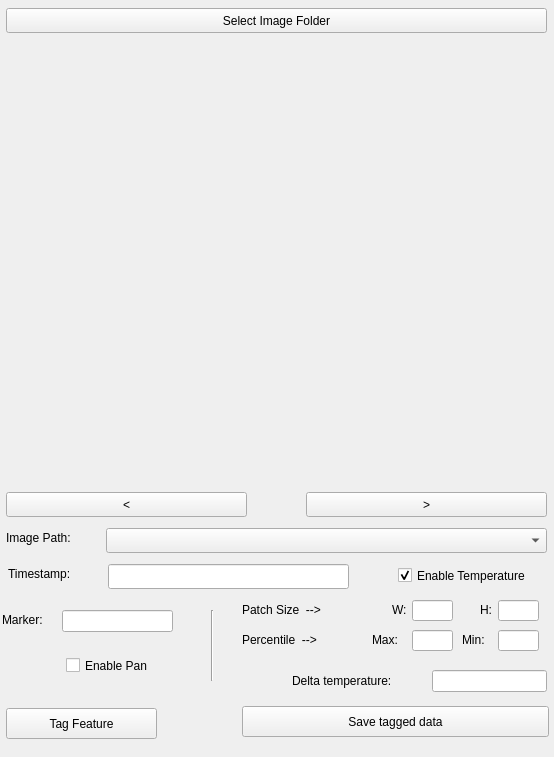
First picture: the form in windows/thermliteQc.ui, repository sensehawk/qgis_plugin, before the edit.
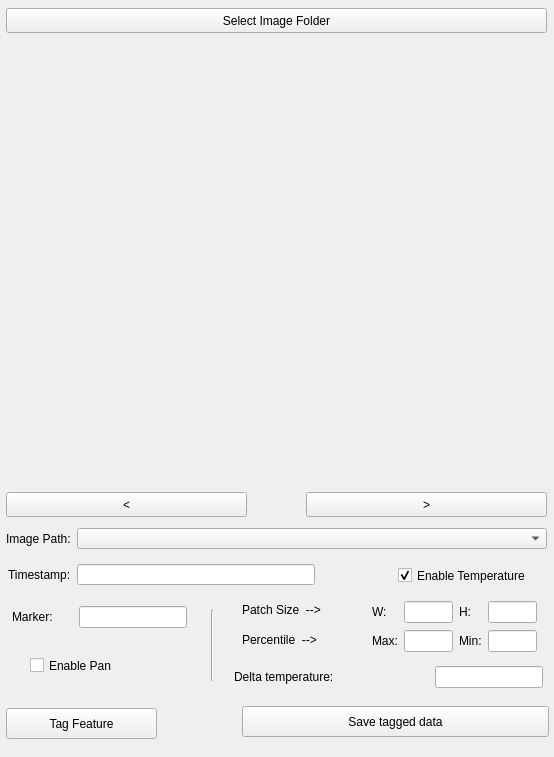
Second picture: the form after the edit.

Commit message: Assigned widgets shortcut to navigate the images and minor shortcut change

Patch:
```diff
--- a/windows/thermliteQc.ui
+++ b/windows/thermliteQc.ui
@@ -19,100 +19,6 @@
   <property name="windowTitle">
    <string>Form</string>
   </property>
-  <widget class="QLineEdit" name="marker_info">
-   <property name="geometry">
-    <rect>
-     <x>62</x>
-     <y>610</y>
-     <width>111</width>
-     <height>22</height>
-    </rect>
-   </property>
-   <property name="sizePolicy">
-    <sizepolicy hsizetype="Minimum" vsizetype="Fixed">
-     <horstretch>0</horstretch>
-     <verstretch>0</verstretch>
-    </sizepolicy>
-   </property>
-   <property name="readOnly">
-    <bool>true</bool>
-   </property>
-  </widget>
-  <widget class="QLineEdit" name="temp_patch_x">
-   <property name="geometry">
-    <rect>
-     <x>412</x>
-     <y>600</y>
-     <width>41</width>
-     <height>21</height>
-    </rect>
-   </property>
-  </widget>
-  <widget class="QLabel" name="patch_y">
-   <property name="geometry">
-    <rect>
-     <x>480</x>
-     <y>600</y>
-     <width>16</width>
-     <height>20</height>
-    </rect>
-   </property>
-   <property name="text">
-    <string>H:</string>
-   </property>
-  </widget>
-  <widget class="QLineEdit" name="temp_patch_y">
-   <property name="geometry">
-    <rect>
-     <x>498</x>
-     <y>600</y>
-     <width>41</width>
-     <height>21</height>
-    </rect>
-   </property>
-  </widget>
-  <widget class="QLineEdit" name="delta_temp">
-   <property name="geometry">
-    <rect>
-     <x>432</x>
-     <y>670</y>
-     <width>115</width>
-     <height>22</height>
-    </rect>
-   </property>
-   <property name="sizePolicy">
-    <sizepolicy hsizetype="Minimum" vsizetype="Fixed">
-     <horstretch>0</horstretch>
-     <verstretch>0</verstretch>
-    </sizepolicy>
-   </property>
-   <property name="readOnly">
-    <bool>true</bool>
-   </property>
-  </widget>
-  <widget class="QLineEdit" name="max_percentile">
-   <property name="geometry">
-    <rect>
-     <x>412</x>
-     <y>630</y>
-     <width>41</width>
-     <height>21</height>
-    </rect>
-   </property>
-  </widget>
-  <widget class="QLabel" name="max_percentile_text">
-   <property name="geometry">
-    <rect>
-     <x>372</x>
-     <y>630</y>
-     <width>31</width>
-     <height>20</height>
-    </rect>
-   </property>
-   <property name="text">
-    <string>Max:</string>
-   </property>
-  </widget>
   <widget class="QPushButton" name="save_tagged_data">
    <property name="geometry">
     <rect>
@@ -132,19 +38,6 @@
     <string>Save tagged data</string>
    </property>
   </widget>
-  <widget class="QLabel" name="marker_txt">
-   <property name="geometry">
-    <rect>
-     <x>2</x>
-     <y>610</y>
-     <width>51</width>
-     <height>20</height>
-    </rect>
-   </property>
-   <property name="text">
-    <string>Marker:</string>
-   </property>
-  </widget>
   <widget class="QLabel" name="temp_patch_txt">
    <property name="geometry">
     <rect>
@@ -180,9 +73,9 @@
   <widget class="QCheckBox" name="pan_toggle">
    <property name="geometry">
     <rect>
-     <x>66</x>
+     <x>30</x>
      <y>654</y>
-     <width>91</width>
+     <width>127</width>
      <height>23</height>
     </rect>
    </property>
@@ -206,29 +99,6 @@
     <bool>true</bool>
    </property>
   </widget>
-  <widget class="QLabel" name="temp_txt">
-   <property name="geometry">
-    <rect>
-     <x>292</x>
-     <y>660</y>
-     <width>131</width>
-     <height>41</height>
-    </rect>
-   </property>
-   <property name="text">
-    <string>Delta temperature:</string>
-   </property>
-  </widget>
-  <widget class="QLineEdit" name="min_percentile">
-   <property name="geometry">
-    <rect>
-     <x>498</x>
-     <y>630</y>
-     <width>41</width>
-     <height>21</height>
-    </rect>
-   </property>
-  </widget>
   <widget class="QLabel" name="percentile_text">
    <property name="geometry">
     <rect>
@@ -261,22 +131,6 @@
     <string>Tag Feature</string>
    </property>
   </widget>
-  <widget class="QComboBox" name="current_loaded_img">
-   <property name="geometry">
-    <rect>
-     <x>106</x>
-     <y>528</y>
-     <width>441</width>
-     <height>25</height>
-    </rect>
-   </property>
-   <property name="sizePolicy">
-    <sizepolicy hsizetype="Minimum" vsizetype="Fixed">
-     <horstretch>0</horstretch>
-     <verstretch>0</verstretch>
-    </sizepolicy>
-   </property>
-  </widget>
   <widget class="QWidget" name="verticalLayoutWidget">
    <property name="geometry">
     <rect>
@@ -301,19 +155,6 @@
     <enum>Qt::Vertical</enum>
    </property>
   </widget>
-  <widget class="QLabel" name="timestamp_label">
-   <property name="geometry">
-    <rect>
-     <x>8</x>
-     <y>564</y>
-     <width>81</width>
-     <height>20</height>
-    </rect>
-   </property>
-   <property name="text">
-    <string>Timestamp:</string>
-   </property>
-  </widget>
   <widget class="QPushButton" name="folder_path">
    <property name="geometry">
     <rect>
@@ -327,19 +168,6 @@
     <string>Select Image Folder</string>
    </property>
   </widget>
-  <widget class="QLabel" name="patch_x">
-   <property name="geometry">
-    <rect>
-     <x>392</x>
-     <y>600</y>
-     <width>16</width>
-     <height>20</height>
-    </rect>
-   </property>
-   <property name="text">
-    <string>W:</string>
-   </property>
-  </widget>
   <widget class="QPushButton" name="previous_img">
    <property name="geometry">
     <rect>
@@ -359,50 +187,208 @@
     <string>&lt;</string>
    </property>
   </widget>
-  <widget class="QLineEdit" name="timestamp">
+  <widget class="QWidget" name="layoutWidget">
    <property name="geometry">
     <rect>
-     <x>108</x>
-     <y>564</y>
-     <width>241</width>
-     <height>25</height>
+     <x>372</x>
+     <y>600</y>
+     <width>165</width>
+     <height>55</height>
     </rect>
    </property>
-   <property name="sizePolicy">
-    <sizepolicy hsizetype="Minimum" vsizetype="Fixed">
-     <horstretch>0</horstretch>
-     <verstretch>0</verstretch>
-    </sizepolicy>
-   </property>
-   <property name="readOnly">
-    <bool>true</bool>
-   </property>
+   <layout class="QGridLayout" name="gridLayout">
+    <item row="0" column="0">
+     <widget class="QLabel" name="patch_x">
+      <property name="text">
+       <string>W:</string>
+      </property>
+     </widget>
+    </item>
+    <item row="0" column="1">
+     <widget class="QLineEdit" name="temp_patch_x"/>
+    </item>
+    <item row="0" column="2">
+     <widget class="QLabel" name="patch_y">
+      <property name="text">
+       <string>H:</string>
+      </property>
+     </widget>
+    </item>
+    <item row="0" column="3">
+     <widget class="QLineEdit" name="temp_patch_y"/>
+    </item>
+    <item row="1" column="0">
+     <widget class="QLabel" name="max_percentile_text">
+      <property name="text">
+       <string>Max:</string>
+      </property>
+     </widget>
+    </item>
+    <item row="1" column="1">
+     <widget class="QLineEdit" name="max_percentile"/>
+    </item>
+    <item row="1" column="2">
+     <widget class="QLabel" name="min_percentile_text">
+      <property name="text">
+       <string>Min:</string>
+      </property>
+     </widget>
+    </item>
+    <item row="1" column="3">
+     <widget class="QLineEdit" name="min_percentile"/>
+    </item>
+   </layout>
   </widget>
-  <widget class="QLabel" name="min_percentile_text">
+  <widget class="QWidget" name="layoutWidget">
    <property name="geometry">
     <rect>
-     <x>462</x>
-     <y>630</y>
-     <width>31</width>
-     <height>20</height>
+     <x>234</x>
+     <y>666</y>
+     <width>309</width>
+     <height>22</height>
     </rect>
    </property>
-   <property name="text">
-    <string>Min:</string>
-   </property>
+   <layout class="QGridLayout" name="gridLayout_2">
+    <item row="0" column="1">
+     <spacer name="horizontalSpacer">
+      <property name="orientation">
+       <enum>Qt::Horizontal</enum>
+      </property>
+      <property name="sizeHint" stdset="0">
+       <size>
+        <width>88</width>
+        <height>20</height>
+       </size>
+      </property>
+     </spacer>
+    </item>
+    <item row="0" column="0">
+     <widget class="QLabel" name="temp_txt">
+      <property name="text">
+       <string>Delta temperature:</string>
+      </property>
+     </widget>
+    </item>
+    <item row="0" column="2">
+     <widget class="QLineEdit" name="delta_temp">
+      <property name="sizePolicy">
+       <sizepolicy hsizetype="Minimum" vsizetype="Fixed">
+        <horstretch>0</horstretch>
+        <verstretch>0</verstretch>
+       </sizepolicy>
+      </property>
+      <property name="readOnly">
+       <bool>true</bool>
+      </property>
+     </widget>
+    </item>
+   </layout>
   </widget>
-  <widget class="QLabel" name="image_txt">
+  <widget class="QWidget" name="layoutWidget">
    <property name="geometry">
     <rect>
      <x>6</x>
      <y>528</y>
-     <width>81</width>
-     <height>20</height>
+     <width>541</width>
+     <height>21</height>
     </rect>
    </property>
-   <property name="text">
-    <string>Image Path:</string>
+   <layout class="QFormLayout" name="formLayout">
+    <item row="0" column="0">
+     <widget class="QLabel" name="image_txt">
+      <property name="text">
+       <string>Image Path:</string>
+      </property>
+     </widget>
+    </item>
+    <item row="0" column="1">
+     <widget class="QComboBox" name="current_loaded_img">
+      <property name="sizePolicy">
+       <sizepolicy hsizetype="Minimum" vsizetype="Fixed">
+        <horstretch>0</horstretch>
+        <verstretch>0</verstretch>
+       </sizepolicy>
+      </property>
+     </widget>
+    </item>
+   </layout>
+  </widget>
+  <widget class="QWidget" name="layoutWidget">
+   <property name="geometry">
+    <rect>
+     <x>8</x>
+     <y>564</y>
+     <width>307</width>
+     <height>21</height>
+    </rect>
    </property>
+   <layout class="QFormLayout" name="formLayout_2">
+    <item row="0" column="0">
+     <widget class="QLabel" name="timestamp_label">
+      <property name="text">
+       <string>Timestamp:</string>
+      </property>
+     </widget>
+    </item>
+    <item row="0" column="1">
+     <widget class="QLineEdit" name="timestamp">
+      <property name="sizePolicy">
+       <sizepolicy hsizetype="Minimum" vsizetype="Fixed">
+        <horstretch>0</horstretch>
+        <verstretch>0</verstretch>
+       </sizepolicy>
+      </property>
+      <property name="readOnly">
+       <bool>true</bool>
+      </property>
+     </widget>
+    </item>
+   </layout>
+  </widget>
+  <widget class="QWidget" name="">
+   <property name="geometry">
+    <rect>
+     <x>12</x>
+     <y>606</y>
+     <width>175</width>
+     <height>22</height>
+    </rect>
+   </property>
+   <layout class="QGridLayout" name="gridLayout_3">
+    <item row="0" column="0">
+     <widget class="QLabel" name="marker_txt">
+      <property name="text">
+       <string>Marker:</string>
+      </property>
+     </widget>
+    </item>
+    <item row="0" column="1">
+     <spacer name="horizontalSpacer_2">
+      <property name="orientation">
+       <enum>Qt::Horizontal</enum>
+      </property>
+      <property name="sizeHint" stdset="0">
+       <size>
+        <width>34</width>
+        <height>20</height>
+       </size>
+      </property>
+     </spacer>
+    </item>
+    <item row="0" column="2">
+     <widget class="QLineEdit" name="marker_info">
+      <property name="sizePolicy">
+       <sizepolicy hsizetype="Minimum" vsizetype="Fixed">
+        <horstretch>0</horstretch>
+        <verstretch>0</verstretch>
+       </sizepolicy>
+      </property>
+      <property name="readOnly">
+       <bool>true</bool>
+      </property>
+     </widget>
+    </item>
+   </layout>
   </widget>
  </widget>
  <resources/>
```
Left out of the diff: 6 changed lines with no effect on the pictures. The commit also changes 4 other files.
